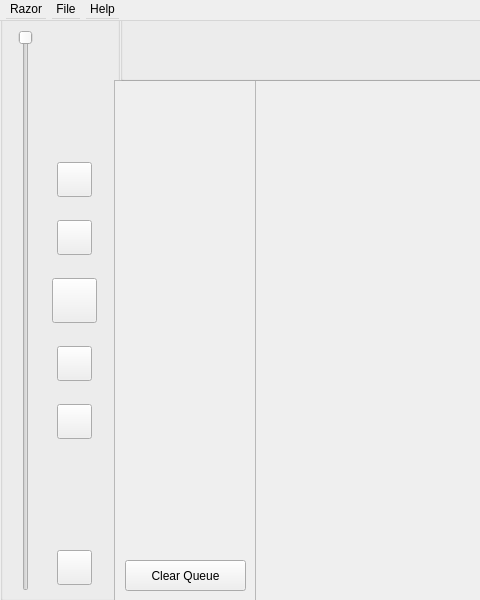
The window that layout/mainwindow.ui (MCMi460/razor) describes before a commit, drawn with Qt 5; both pictures show x 0 to 480 and y 0 to 600 of the 960 by 600 pixel window.
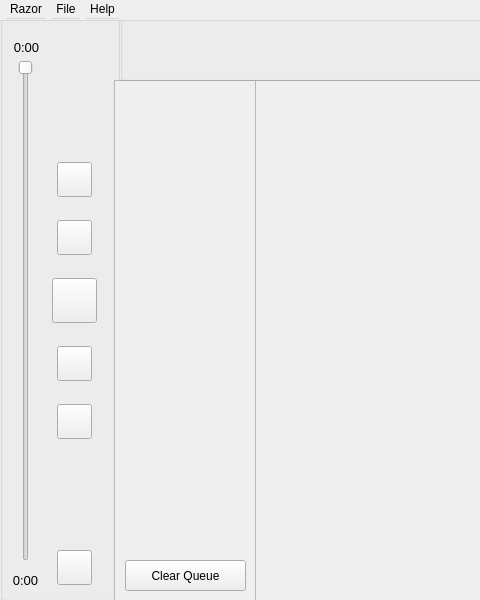
The same window after the commit.

Patch:
```diff
--- a/layout/mainwindow.ui
+++ b/layout/mainwindow.ui
@@ -54,9 +54,9 @@
      <property name="geometry">
       <rect>
        <x>10</x>
-       <y>30</y>
+       <y>60</y>
        <width>31</width>
-       <height>561</height>
+       <height>501</height>
       </rect>
      </property>
      <property name="maximum">
@@ -168,6 +168,50 @@
       <string/>
      </property>
     </widget>
+    <widget class="QLabel" name="currentTime">
+     <property name="geometry">
+      <rect>
+       <x>10</x>
+       <y>37</y>
+       <width>33</width>
+       <height>20</height>
+      </rect>
+     </property>
+     <property name="font">
+      <font>
+       <family>Arial</family>
+       <pointsize>10</pointsize>
+      </font>
+     </property>
+     <property name="text">
+      <string>0:00</string>
+     </property>
+     <property name="alignment">
+      <set>Qt::AlignCenter</set>
+     </property>
+    </widget>
+    <widget class="QLabel" name="endTime">
+     <property name="geometry">
+      <rect>
+       <x>9</x>
+       <y>570</y>
+       <width>33</width>
+       <height>20</height>
+      </rect>
+     </property>
+     <property name="font">
+      <font>
+       <family>Arial</family>
+       <pointsize>10</pointsize>
+      </font>
+     </property>
+     <property name="text">
+      <string>0:00</string>
+     </property>
+     <property name="alignment">
+      <set>Qt::AlignCenter</set>
+     </property>
+    </widget>
    </widget>
    <widget class="QScrollArea" name="musicArea">
     <property name="geometry">
```
